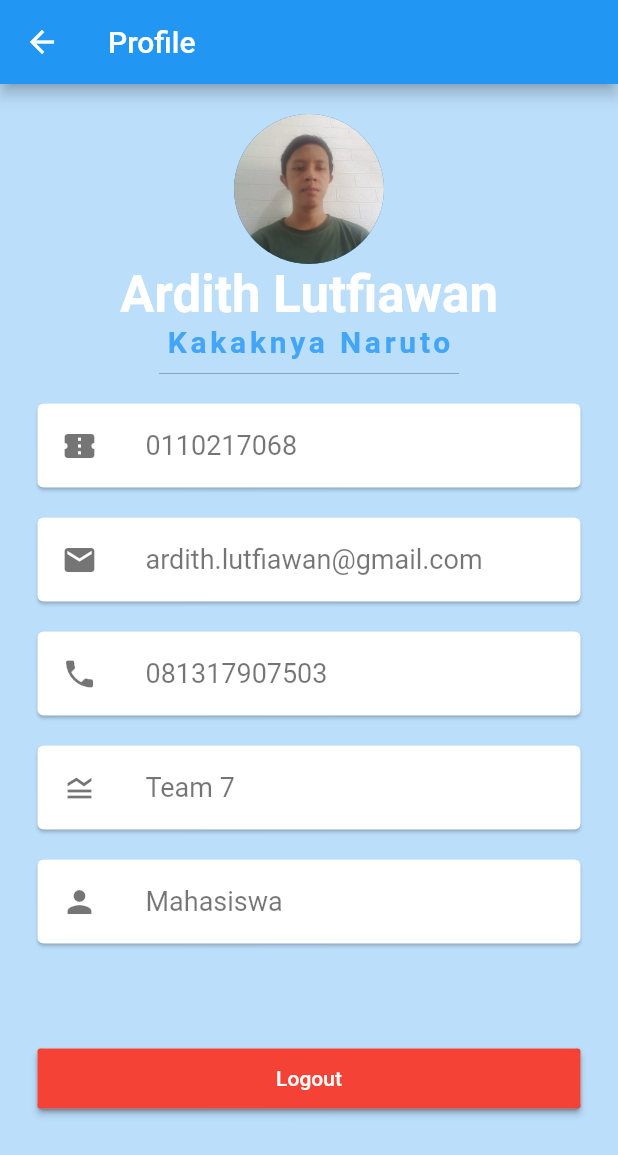
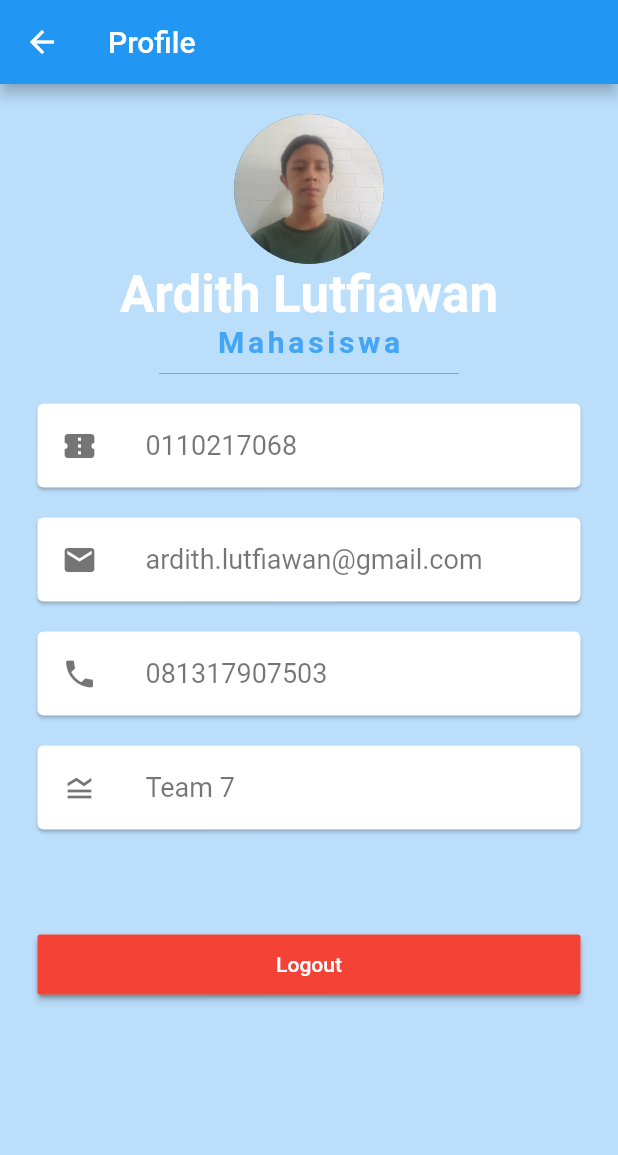
Before and after one commit to ardithlutf/TA_mobile_dosen, a Flutter app: the HomeScreen screen opened directly, on a phone screen of 412 x 824 dp. Shown: the top 1155 px of the screen. Run offline on Flutter 3.47's test engine with Material 2 defaults, Android fonts, the phone set to English and light mode, and no system bars; our stand-ins replace bloc, datetime_picker_formfield, flutter_bloc, rxdart, shared_preferences; missing offline and left inert: dropdownfield; accounts and stored records are empty.

Commit message:
final besok semhas

```diff
--- a/lib/src/ui/widget/profile/profile_page.dart
+++ b/lib/src/ui/widget/profile/profile_page.dart
@@ -46,7 +46,7 @@ class _HomeScreenState extends State<HomeScreen> {
                         fontSize: 34,
                         color: Colors.white,
                         fontWeight: FontWeight.bold)),
-                Text('Kakaknya Naruto',
+                Text('Mahasiswa',
                     style: TextStyle(
                         fontSize: 20,
                         color: Colors.blue[400],
@@ -115,20 +115,6 @@ class _HomeScreenState extends State<HomeScreen> {
                     ),
                   ),
                 ),
-                Card(
-                  margin: EdgeInsets.symmetric(vertical: 10.0, horizontal: 25.0),
-                  color: Colors.white,
-                  child: ListTile(
-                    leading: Icon(
-                      Icons.person,
-                      color: Colors.black54,
-                    ),
-                    title: Text(
-                      'Mahasiswa',
-                      style: TextStyle(color: Colors.black54, fontSize: 18),
-                    ),
-                  ),
-                ),
                 Padding(padding: EdgeInsets.only(top: 50)),
                 Card(
                   margin: EdgeInsets.symmetric(vertical: 10.0, horizontal: 25.0),
```
